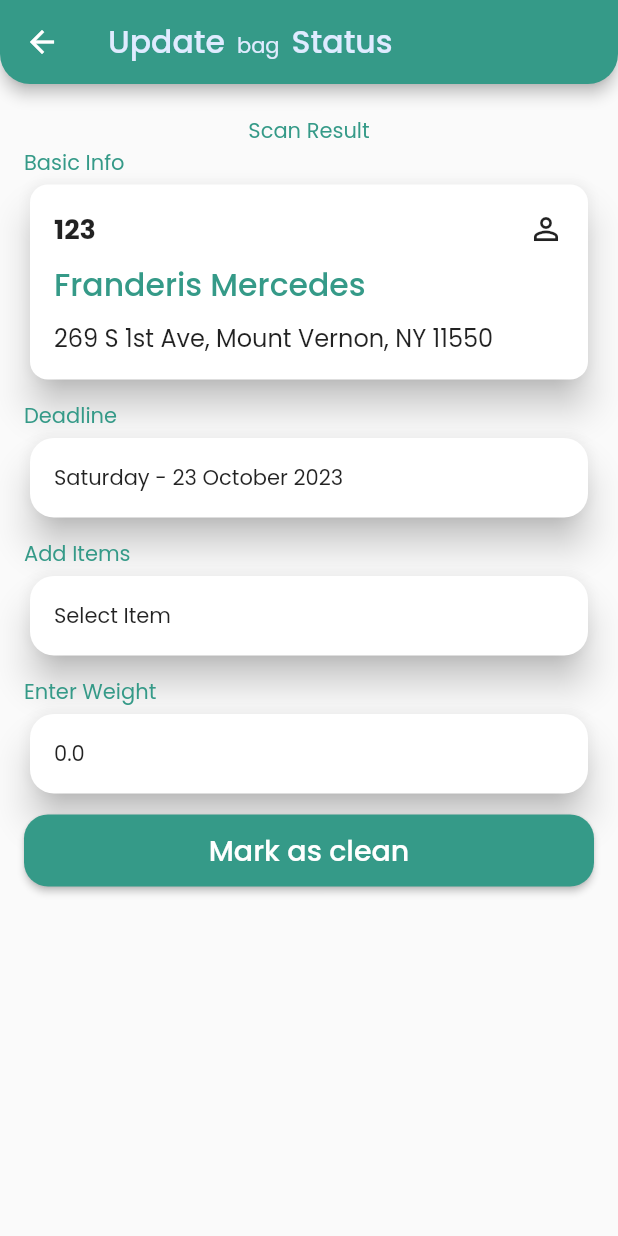
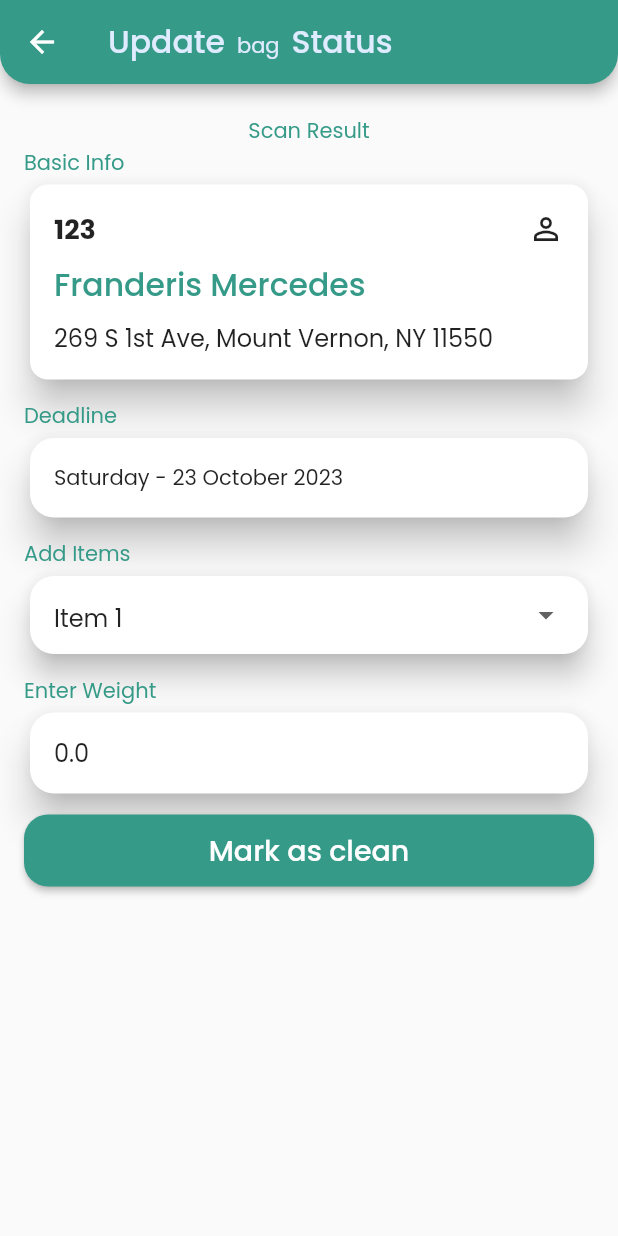
Before and after one commit to Habib-Shahzad/app-mobile-washpro, a Flutter app: the UpdateBagScreen screen opened by its route, on a phone screen of 412 x 824 dp. Run offline on Flutter 3.47's test engine with Material 2 defaults, Android fonts, the phone set to English and light mode, and no system bars; drawn by our look-alikes of flutter_form_builder; our stand-ins replace bloc, equatable, flutter_bloc, form_builder_validators, go_router, google_fonts and 3 more; accounts and stored records are empty.

Commit message:
Added Form Builder in Update Bag Screen ☃️🪐

```diff
--- a/lib/presentation/screens/update_bag/screen.dart
+++ b/lib/presentation/screens/update_bag/screen.dart
@@ -1,7 +1,9 @@
 import 'package:flutter/material.dart';
+import 'package:flutter_form_builder/flutter_form_builder.dart';
 import 'package:go_router/go_router.dart';
 import 'package:washpro/presentation/screens/pick_from_customer/pickup_card.dart';
 import 'package:washpro/presentation/widgets/custom_app_bar.dart';
+import 'package:washpro/presentation/widgets/custom_card_dropdown.dart';
 import 'package:washpro/presentation/widgets/custom_elevated_button.dart';
 
 class UpdateBagScreen extends StatelessWidget {
@@ -20,6 +22,8 @@ class UpdateBagScreen extends StatelessWidget {
       address: '269 S 1st Ave, Mount Vernon, NY 11550',
     );
 
+    final formKey = GlobalKey<FormBuilderState>();
+
     return WillPopScope(
       onWillPop: goBack,
       child: Scaffold(
@@ -34,8 +38,11 @@ class UpdateBagScreen extends StatelessWidget {
             ],
           ),
         ),
-        body: Padding(
+        body: FormBuilder(
+            key: formKey,
+            child: Padding(
                 padding: const EdgeInsets.all(16.0),
+                child: SingleChildScrollView(
                     child: Column(
                   children: [
                     const SizedBox(
@@ -45,20 +52,16 @@ class UpdateBagScreen extends StatelessWidget {
                       alignment: Alignment.center,
                       child: Text(
                         'Scan Result',
-                    style: Theme.of(context)
-                        .textTheme
-                        .bodyMedium!
-                        .copyWith(color: Theme.of(context).colorScheme.primary),
+                        style: Theme.of(context).textTheme.bodyMedium!.copyWith(
+                            color: Theme.of(context).colorScheme.primary),
                       ),
                     ),
                     Align(
                       alignment: Alignment.centerLeft,
                       child: Text(
                         'Basic Info',
-                    style: Theme.of(context)
-                        .textTheme
-                        .bodyMedium!
-                        .copyWith(color: Theme.of(context).colorScheme.primary),
+                        style: Theme.of(context).textTheme.bodyMedium!.copyWith(
+                            color: Theme.of(context).colorScheme.primary),
                       ),
                     ),
                     PickupCard(
@@ -75,10 +78,8 @@ class UpdateBagScreen extends StatelessWidget {
                       alignment: Alignment.centerLeft,
                       child: Text(
                         'Deadline',
-                    style: Theme.of(context)
-                        .textTheme
-                        .bodyMedium!
-                        .copyWith(color: Theme.of(context).colorScheme.primary),
+                        style: Theme.of(context).textTheme.bodyMedium!.copyWith(
+                            color: Theme.of(context).colorScheme.primary),
                       ),
                     ),
                     const SizedBox(
@@ -102,26 +103,16 @@ class UpdateBagScreen extends StatelessWidget {
                       alignment: Alignment.centerLeft,
                       child: Text(
                         'Add Items',
-                    style: Theme.of(context)
-                        .textTheme
-                        .bodyMedium!
-                        .copyWith(color: Theme.of(context).colorScheme.primary),
+                        style: Theme.of(context).textTheme.bodyMedium!.copyWith(
+                            color: Theme.of(context).colorScheme.primary),
                       ),
                     ),
-                const SizedBox(
-                    width: double.maxFinite,
-                    child: Card(
-                      elevation: 10.0,
-                      shape: RoundedRectangleBorder(
-                        borderRadius: BorderRadius.all(
-                          Radius.circular(16.0),
+                    const CardDropdown(
+                      initialValue: 'Item 1',
+                      items: ['Item 1', 'Item 2', 'Item 3', 'Item 4'],
+                      labelText: 'Select Item',
+                      attribute: 'selectedItem',
                     ),
-                      ),
-                      child: Padding(
-                        padding: EdgeInsets.all(16.0),
-                        child: Text("Select Item"),
-                      ),
-                    )),
                     const SizedBox(
                       height: 10,
                     ),
@@ -129,26 +120,28 @@ class UpdateBagScreen extends StatelessWidget {
                       alignment: Alignment.centerLeft,
                       child: Text(
                         'Enter Weight ',
-                    style: Theme.of(context)
-                        .textTheme
-                        .bodyMedium!
-                        .copyWith(color: Theme.of(context).colorScheme.primary),
+                        style: Theme.of(context).textTheme.bodyMedium!.copyWith(
+                            color: Theme.of(context).colorScheme.primary),
                       ),
                     ),
-                const SizedBox(
+                    SizedBox(
                       width: double.maxFinite,
                       child: Card(
                         elevation: 10.0,
                         shape: RoundedRectangleBorder(
-                        borderRadius: BorderRadius.all(
-                          Radius.circular(16.0),
+                          borderRadius: BorderRadius.circular(16.0),
+                        ),
+                        child: FormBuilderTextField(
+                          name: "weight",
+                          keyboardType: TextInputType.number,
+                          initialValue: "0.0",
+                          decoration: const InputDecoration(
+                            border: InputBorder.none,
+                            contentPadding: EdgeInsets.all(16.0),
                           ),
                         ),
-                      child: Padding(
-                        padding: EdgeInsets.all(16.0),
-                        child: Text("0.0"),
                       ),
-                    )),
+                    ),
                     const SizedBox(
                       height: 10,
                     ),
@@ -160,10 +153,14 @@ class UpdateBagScreen extends StatelessWidget {
                           isLoading: false,
                           onPressed: () async {
                             FocusManager.instance.primaryFocus?.unfocus();
+                            if (formKey.currentState!.saveAndValidate()) {
+                              // ignore: avoid_print
+                              print(formKey.currentState!.value);
+                            }
                           }),
                     )
                   ],
-            )),
+                )))),
       ),
     );
   }
--- /dev/null
+++ b/lib/presentation/widgets/custom_card_dropdown.dart
@@ -0,0 +1,68 @@
+import 'package:flutter/material.dart';
+import 'package:flutter_form_builder/flutter_form_builder.dart';
+import 'package:form_builder_validators/form_builder_validators.dart';
+
+class CardDropdown extends StatelessWidget {
+  final String initialValue;
+  final List<String> items;
+  final String labelText;
+  final String attribute;
+
+  const CardDropdown({
+    super.key,
+    required this.initialValue,
+    required this.items,
+    required this.labelText,
+    required this.attribute,
+  });
+
+  @override
+  Widget build(BuildContext context) {
+    return SizedBox(
+      height: 60,
+      width: double.infinity,
+      child: Card(
+        elevation: 8.0,
+        shape: const RoundedRectangleBorder(
+          borderRadius: BorderRadius.all(
+            Radius.circular(16.0),
+          ),
+        ),
+        child: Padding(
+          padding: const EdgeInsets.only(
+            left: 16.0,
+            right: 16.0,
+            top: 4.0,
+            bottom: 4.0,
+          ),
+          child: FormBuilderDropdown<String>(
+            name: attribute,
+            validator: FormBuilderValidators.compose([
+              FormBuilderValidators.required(),
+            ]),
+            initialValue: initialValue,
+            isExpanded: true,
+            icon: const Icon(Icons.arrow_drop_down),
+            iconSize: 24,
+            elevation: 16,
+            decoration: InputDecoration(
+              labelStyle: Theme.of(context)
+                  .textTheme
+                  .labelLarge!
+                  .copyWith(color: Theme.of(context).colorScheme.primary),
+              labelText: FormBuilder.of(context)!.fields[attribute]?.value,
+              contentPadding: EdgeInsets.zero,
+              border: InputBorder.none,
+            ),
+            items: items
+                .map((value) => DropdownMenuItem(
+                      value: value,
+                      child: Text(value),
+                    ))
+                .toList(),
+          ),
+        ),
+      ),
+    );
+  }
+}
```
Lines whose indentation alone changed are shown as unchanged.
